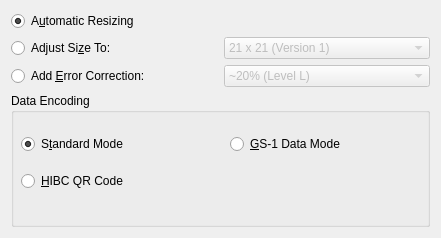
novcom/zint, file frontend_qt/grpQR.ui: the form before one commit.
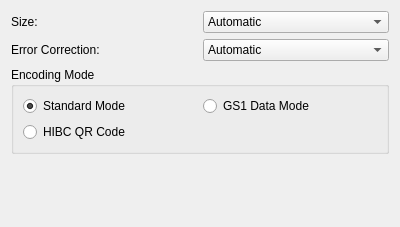
The form after the commit.

```diff
--- a/frontend_qt/grpQR.ui
+++ b/frontend_qt/grpQR.ui
@@ -6,10 +6,16 @@
    <rect>
     <x>0</x>
     <y>0</y>
-    <width>441</width>
-    <height>238</height>
+    <width>400</width>
+    <height>227</height>
    </rect>
   </property>
+  <property name="maximumSize">
+   <size>
+    <width>600</width>
+    <height>16777215</height>
+   </size>
+  </property>
   <property name="windowTitle">
    <string>Form</string>
   </property>
@@ -17,27 +23,25 @@
    <item>
     <layout class="QGridLayout" name="gridLayout">
      <item row="0" column="0">
-      <widget class="QRadioButton" name="radQRAuto">
+      <widget class="QLabel" name="labelQRSize">
        <property name="text">
-        <string>A&amp;utomatic Resizing</string>
+        <string>Size:</string>
        </property>
-       <property name="checked">
-        <bool>true</bool>
+       <property name="buddy">
+        <cstring>cmbQRSize</cstring>
        </property>
       </widget>
      </item>
-     <item row="1" column="0">
-      <widget class="QRadioButton" name="radQRSize">
-       <property name="text">
-        <string>Adjust Si&amp;ze To:</string>
-       </property>
-      </widget>
-     </item>
-     <item row="1" column="1">
+     <item row="0" column="1">
       <widget class="QComboBox" name="cmbQRSize">
-       <property name="enabled">
-        <bool>false</bool>
+       <property name="maxVisibleItems">
+        <number>21</number>
        </property>
+       <item>
+        <property name="text">
+         <string>Automatic</string>
+        </property>
+       </item>
        <item>
         <property name="text">
          <string>21 x 21 (Version 1)</string>
@@ -240,18 +244,23 @@
        </item>
       </widget>
      </item>
-     <item row="2" column="0">
-      <widget class="QRadioButton" name="radQRECC">
+     <item row="1" column="0">
+      <widget class="QLabel" name="labelQRECC">
        <property name="text">
-        <string>Add &amp;Error Correction:</string>
+        <string>Error Correction:</string>
+       </property>
+       <property name="buddy">
+        <cstring>cmbQRECC</cstring>
        </property>
       </widget>
      </item>
-     <item row="2" column="1">
+     <item row="1" column="1">
       <widget class="QComboBox" name="cmbQRECC">
-       <property name="enabled">
-        <bool>false</bool>
-       </property>
+       <item>
+        <property name="text">
+         <string>Automatic</string>
+        </property>
+       </item>
        <item>
         <property name="text">
          <string>~20% (Level L)</string>
@@ -277,60 +286,57 @@
     </layout>
    </item>
    <item>
-    <widget class="QGroupBox" name="grpQRMode">
-     <property name="minimumSize">
-      <size>
-       <width>0</width>
-       <height>70</height>
-      </size>
-     </property>
+    <widget class="QGroupBox" name="groupBoxQREncodingMode">
      <property name="title">
-      <string>Data Encoding</string>
+      <string>Encoding Mode</string>
      </property>
-     <widget class="QWidget" name="gridLayoutWidget">
-      <property name="geometry">
-       <rect>
-        <x>10</x>
-        <y>30</y>
-        <width>411</width>
-        <height>80</height>
-       </rect>
+     <layout class="QGridLayout" name="gridLayoutQREncodingMode">
+      <property name="sizeConstraint">
+       <enum>QLayout::SetMinimumSize</enum>
       </property>
-      <layout class="QGridLayout" name="gridLayout_2">
-       <item row="0" column="0">
-        <widget class="QRadioButton" name="radQRStand">
-         <property name="minimumSize">
-          <size>
-           <width>0</width>
-           <height>0</height>
-          </size>
-         </property>
-         <property name="text">
-          <string>S&amp;tandard Mode</string>
-         </property>
-         <property name="checked">
-          <bool>true</bool>
-         </property>
-        </widget>
-       </item>
-       <item row="2" column="0">
-        <widget class="QRadioButton" name="radQRHIBC">
-         <property name="text">
-          <string>&amp;HIBC QR Code</string>
-         </property>
-        </widget>
-       </item>
-       <item row="0" column="1">
-        <widget class="QRadioButton" name="radQRGS1">
-         <property name="text">
-          <string>&amp;GS-1 Data Mode</string>
-         </property>
-        </widget>
-       </item>
-      </layout>
-     </widget>
+      <item row="0" column="0">
+       <widget class="QRadioButton" name="radQRStand">
+        <property name="text">
+         <string>Standard Mode</string>
+        </property>
+        <property name="checked">
+         <bool>true</bool>
+        </property>
+       </widget>
+      </item>
+      <item row="0" column="1">
+       <widget class="QRadioButton" name="radQRGS1">
+        <property name="text">
+         <string>GS1 Data Mode</string>
+        </property>
+       </widget>
+      </item>
+      <item row="1" column="0">
+       <widget class="QRadioButton" name="radQRHIBC">
+        <property name="text">
+         <string>HIBC QR Code</string>
+        </property>
+       </widget>
+      </item>
+     </layout>
     </widget>
    </item>
+   <item>
+    <spacer name="verticalSpacer">
+     <property name="orientation">
+      <enum>Qt::Vertical</enum>
+     </property>
+     <property name="sizeType">
+      <enum>QSizePolicy::MinimumExpanding</enum>
+     </property>
+     <property name="sizeHint" stdset="0">
+      <size>
+       <width>20</width>
+       <height>43</height>
+      </size>
+     </property>
+    </spacer>
+   </item>
   </layout>
  </widget>
  <resources/>
```
Left out of the diff: 35 changed lines with no effect on the pictures.
